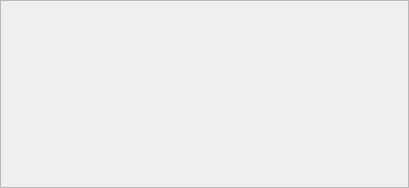
Old version of the form QtUI/rawUI/rawDailyTrendCard.ui in the repository 67-68/Time-Integrator.
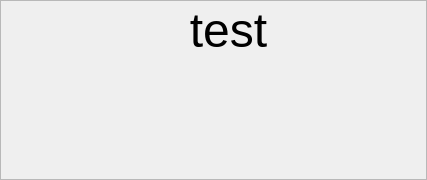
New version of the form.

Patch:
```diff
--- a/QtUI/rawUI/rawDailyTrendCard.ui
+++ b/QtUI/rawUI/rawDailyTrendCard.ui
@@ -6,10 +6,22 @@
    <rect>
     <x>0</x>
     <y>0</y>
-    <width>409</width>
-    <height>188</height>
+    <width>427</width>
+    <height>180</height>
    </rect>
   </property>
+  <property name="minimumSize">
+   <size>
+    <width>0</width>
+    <height>180</height>
+   </size>
+  </property>
+  <property name="maximumSize">
+   <size>
+    <width>16777215</width>
+    <height>180</height>
+   </size>
+  </property>
   <property name="windowTitle">
    <string>Form</string>
   </property>
@@ -93,7 +105,10 @@
             </sizepolicy>
            </property>
            <property name="text">
-            <string/>
+            <string>&lt;html&gt;&lt;head/&gt;&lt;body&gt;&lt;p&gt;&lt;span style=&quot; font-size:36pt;&quot;&gt;test&lt;/span&gt;&lt;/p&gt;&lt;/body&gt;&lt;/html&gt;</string>
+           </property>
+           <property name="alignment">
+            <set>Qt::AlignmentFlag::AlignCenter</set>
            </property>
           </widget>
          </item>
```
